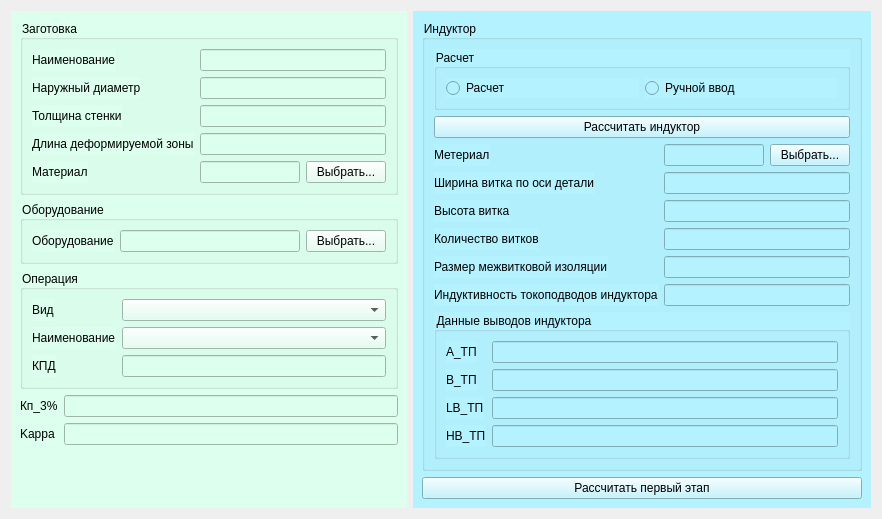
Kroshy1984/MIOM, file gui/InitialParameters.ui: the form before one commit.
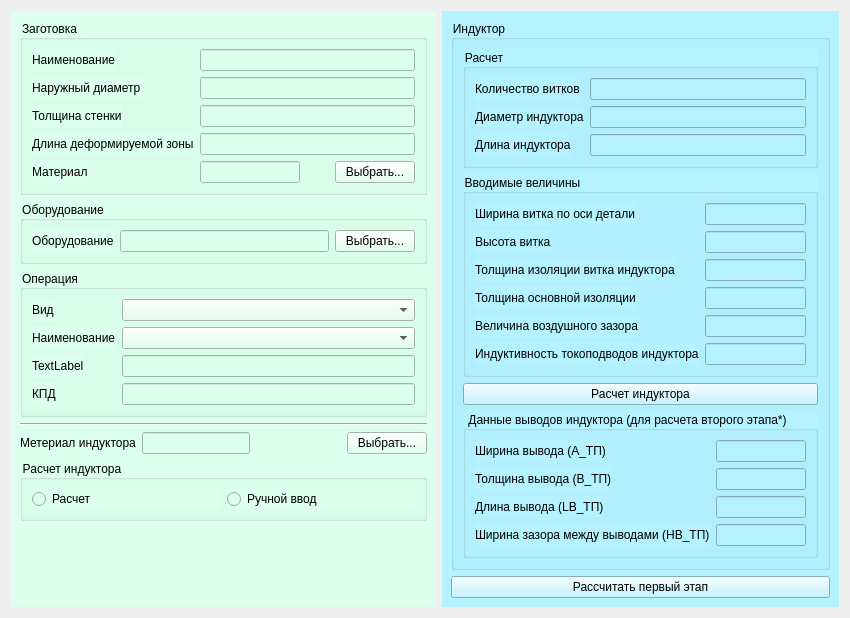
The form after the commit.

```diff
--- a/gui/InitialParameters.ui
+++ b/gui/InitialParameters.ui
@@ -6,8 +6,8 @@
    <rect>
     <x>0</x>
     <y>0</y>
-    <width>758</width>
-    <height>483</height>
+    <width>850</width>
+    <height>602</height>
    </rect>
   </property>
   <property name="windowTitle">
@@ -163,43 +163,104 @@
          <item row="1" column="1">
           <widget class="QComboBox" name="comboBoxOperationName"/>
          </item>
-         <item row="2" column="0">
+         <item row="3" column="0">
           <widget class="QLabel" name="label_8">
            <property name="text">
             <string>КПД</string>
            </property>
           </widget>
          </item>
-         <item row="2" column="1">
+         <item row="3" column="1">
           <widget class="QLineEdit" name="lineEditKPD"/>
          </item>
+         <item row="2" column="0">
+          <widget class="QLabel" name="labelRadius">
+           <property name="text">
+            <string>TextLabel</string>
+           </property>
+          </widget>
+         </item>
+         <item row="2" column="1">
+          <widget class="QLineEdit" name="lineEditRadius"/>
+         </item>
         </layout>
        </widget>
       </item>
+      <item>
+       <widget class="Line" name="line">
+        <property name="orientation">
+         <enum>Qt::Horizontal</enum>
+        </property>
+       </widget>
+      </item>
       <item>
        <layout class="QFormLayout" name="formLayout">
         <item row="0" column="0">
-         <widget class="QLabel" name="label_20">
+         <widget class="QLabel" name="label_9">
           <property name="text">
-           <string>Кп_3%</string>
+           <string>Метериал индуктора</string>
           </property>
          </widget>
         </item>
         <item row="0" column="1">
-         <widget class="QLineEdit" name="lineEditKP"/>
-        </item>
-        <item row="1" column="0">
-         <widget class="QLabel" name="label_21">
+         <layout class="QHBoxLayout" name="horizontalLayout">
+          <item>
+           <widget class="QLineEdit" name="lineEditMaterialInductor">
+            <property name="minimumSize">
+             <size>
+              <width>100</width>
+              <height>0</height>
+             </size>
+            </property>
+           </widget>
+          </item>
+          <item>
+           <spacer name="horizontalSpacer">
+            <property name="orientation">
+             <enum>Qt::Horizontal</enum>
+            </property>
+            <property name="sizeHint" stdset="0">
+             <size>
+              <width>40</width>
+              <height>20</height>
+             </size>
+            </property>
+           </spacer>
+          </item>
+          <item>
+           <widget class="QPushButton" name="pushButtonMaterialInductor">
           <property name="text">
-           <string>Kappa</string>
+             <string>Выбрать...</string>
           </property>
          </widget>
         </item>
-        <item row="1" column="1">
-         <widget class="QLineEdit" name="lineEditKappa"/>
+         </layout>
         </item>
        </layout>
       </item>
+      <item>
+       <widget class="QGroupBox" name="groupBox_4">
+        <property name="title">
+         <string>Расчет индуктора</string>
+        </property>
+        <layout class="QHBoxLayout" name="horizontalLayout_3">
+         <item>
+          <widget class="QRadioButton" name="radioButtonCalc">
+           <property name="text">
+            <string>Расчет</string>
+           </property>
+          </widget>
+         </item>
+         <item>
+          <widget class="QRadioButton" name="radioButtonManual">
+           <property name="text">
+            <string>Ручной ввод</string>
+           </property>
+          </widget>
+         </item>
+        </layout>
+       </widget>
+      </item>
       <item>
        <spacer name="verticalSpacer">
         <property name="orientation">
@@ -230,118 +291,100 @@
         </property>
         <layout class="QVBoxLayout" name="verticalLayout_4">
          <item>
-          <widget class="QGroupBox" name="groupBox_4">
+          <widget class="QGroupBox" name="groupBox_7">
            <property name="title">
             <string>Расчет</string>
            </property>
-           <layout class="QHBoxLayout" name="horizontalLayout_3">
-            <item>
-             <widget class="QRadioButton" name="radioButtonCalc">
+           <layout class="QFormLayout" name="formLayout_8">
+            <item row="0" column="0">
+             <widget class="QLabel" name="label_12">
               <property name="text">
-               <string>Расчет</string>
+               <string>Количество витков</string>
               </property>
              </widget>
             </item>
-            <item>
-             <widget class="QRadioButton" name="radioButtonManual">
+            <item row="0" column="1">
+             <widget class="QLineEdit" name="lineEditNumberCoilsInductor"/>
+            </item>
+            <item row="1" column="0">
+             <widget class="QLabel" name="labelDiameter">
               <property name="text">
-               <string>Ручной ввод</string>
+               <string>Диаметр индуктора</string>
               </property>
              </widget>
             </item>
+            <item row="2" column="0">
+             <widget class="QLabel" name="label_22">
+              <property name="text">
+               <string>Длина индуктора</string>
+              </property>
+             </widget>
+            </item>
+            <item row="1" column="1">
+             <widget class="QLineEdit" name="lineEditDiameter"/>
+            </item>
+            <item row="2" column="1">
+             <widget class="QLineEdit" name="lineEdit_2"/>
+            </item>
            </layout>
           </widget>
          </item>
          <item>
-          <widget class="QPushButton" name="pushButtonCalcInductor">
-           <property name="text">
-            <string>Рассчитать индуктор</string>
+          <widget class="QGroupBox" name="groupBox_8">
+           <property name="title">
+            <string>Вводимые величины</string>
            </property>
-          </widget>
-         </item>
-         <item>
           <layout class="QFormLayout" name="formLayout_4">
            <item row="0" column="0">
-            <widget class="QLabel" name="label_9">
-             <property name="text">
-              <string>Метериал</string>
-             </property>
-            </widget>
-           </item>
-           <item row="0" column="1">
-            <layout class="QHBoxLayout" name="horizontalLayout">
-             <item>
-              <widget class="QLineEdit" name="lineEditMaterialInductor">
-               <property name="minimumSize">
-                <size>
-                 <width>100</width>
-                 <height>0</height>
-                </size>
-               </property>
-              </widget>
-             </item>
-             <item>
-              <spacer name="horizontalSpacer">
-               <property name="orientation">
-                <enum>Qt::Horizontal</enum>
-               </property>
-               <property name="sizeHint" stdset="0">
-                <size>
-                 <width>40</width>
-                 <height>20</height>
-                </size>
-               </property>
-              </spacer>
-             </item>
-             <item>
-              <widget class="QPushButton" name="pushButtonMaterialInductor">
-               <property name="text">
-                <string>Выбрать...</string>
-               </property>
-              </widget>
-             </item>
-            </layout>
-           </item>
-           <item row="1" column="0">
             <widget class="QLabel" name="label_10">
              <property name="text">
               <string>Ширина витка по оси детали</string>
              </property>
             </widget>
            </item>
-           <item row="1" column="1">
+            <item row="0" column="1">
             <widget class="QLineEdit" name="lineEditWidthCoilInductor"/>
            </item>
-           <item row="2" column="0">
+            <item row="1" column="0">
             <widget class="QLabel" name="label_11">
              <property name="text">
               <string>Высота витка</string>
              </property>
             </widget>
            </item>
-           <item row="2" column="1">
+            <item row="1" column="1">
             <widget class="QLineEdit" name="lineEditHeightCoilInductor"/>
            </item>
-           <item row="3" column="0">
-            <widget class="QLabel" name="label_12">
-             <property name="text">
-              <string>Количество витков</string>
-             </property>
-            </widget>
-           </item>
-           <item row="3" column="1">
-            <widget class="QLineEdit" name="lineEditNumberCoilsInductor"/>
-           </item>
-           <item row="4" column="0">
+            <item row="2" column="0">
             <widget class="QLabel" name="label_13">
              <property name="text">
-              <string>Размер межвитковой изоляции</string>
+               <string>Толщина изоляции витка индуктора</string>
              </property>
             </widget>
            </item>
-           <item row="4" column="1">
+            <item row="2" column="1">
             <widget class="QLineEdit" name="lineEditSizeIsolationInductor"/>
            </item>
+            <item row="3" column="0">
+             <widget class="QLabel" name="label_20">
+              <property name="text">
+               <string>Толщина основной изоляции</string>
+              </property>
+             </widget>
+            </item>
+            <item row="3" column="1">
+             <widget class="QLineEdit" name="lineEditMainIsolation"/>
+            </item>
+            <item row="4" column="0">
+             <widget class="QLabel" name="Label">
+              <property name="text">
+               <string>Величина воздушного зазора</string>
+              </property>
+             </widget>
+            </item>
+            <item row="4" column="1">
+             <widget class="QLineEdit" name="lineEditGapWidth"/>
+            </item>
            <item row="5" column="0">
             <widget class="QLabel" name="label_14">
              <property name="text">
@@ -353,17 +396,25 @@
             <widget class="QLineEdit" name="lineEditInductance"/>
            </item>
           </layout>
+          </widget>
+         </item>
+         <item>
+          <widget class="QPushButton" name="pushButtonCalcInductor">
+           <property name="text">
+            <string>Расчет индуктора</string>
+           </property>
+          </widget>
          </item>
          <item>
           <widget class="QGroupBox" name="groupBox_6">
            <property name="title">
-            <string>Данные выводов индуктора</string>
+            <string>Данные выводов индуктора (для расчета второго этапа*)</string>
            </property>
            <layout class="QFormLayout" name="formLayout_6">
             <item row="0" column="0">
              <widget class="QLabel" name="label_15">
               <property name="text">
-               <string>A_ТП</string>
+               <string>Ширина вывода (A_ТП)</string>
               </property>
              </widget>
             </item>
@@ -373,7 +424,7 @@
             <item row="1" column="0">
              <widget class="QLabel" name="label_16">
               <property name="text">
-               <string>B_ТП</string>
+               <string>Толщина вывода (B_ТП)</string>
               </property>
              </widget>
             </item>
@@ -383,7 +434,7 @@
             <item row="2" column="0">
              <widget class="QLabel" name="label_18">
               <property name="text">
-               <string>LB_ТП</string>
+               <string>Длина вывода (LB_ТП)</string>
               </property>
              </widget>
             </item>
@@ -393,7 +444,7 @@
             <item row="3" column="0">
              <widget class="QLabel" name="label_17">
               <property name="text">
-               <string>HB_ТП</string>
+               <string>Ширина зазора между выводами (HB_ТП)</string>
               </property>
              </widget>
             </item>
```
Lines whose indentation alone changed are shown as unchanged.
